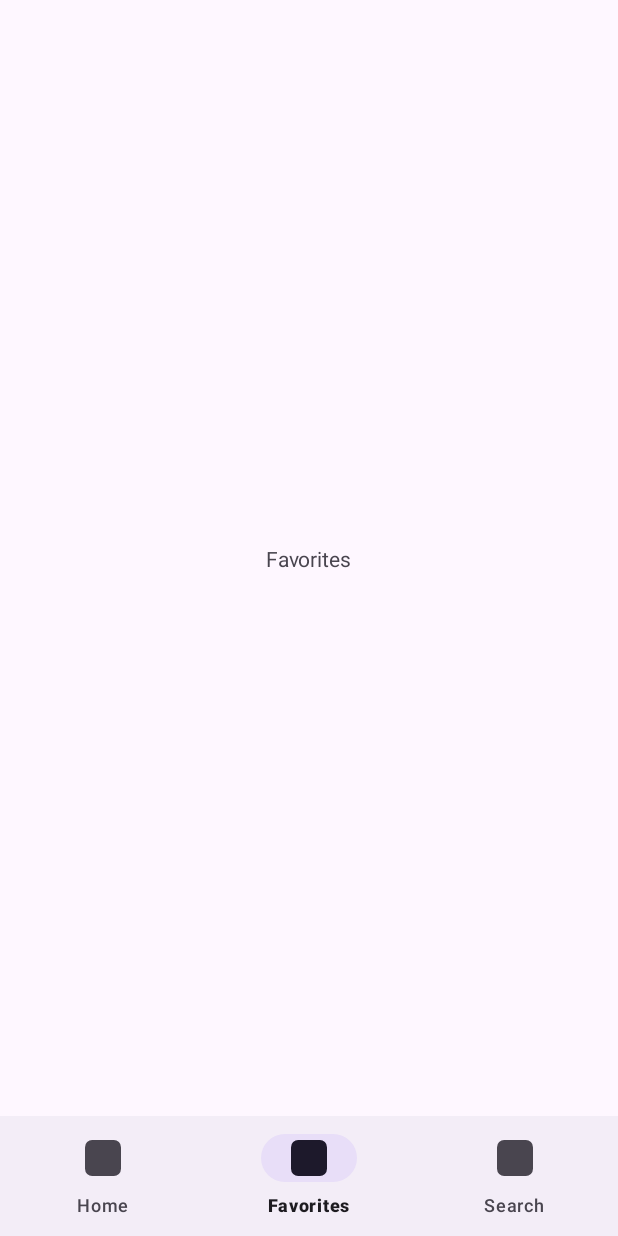
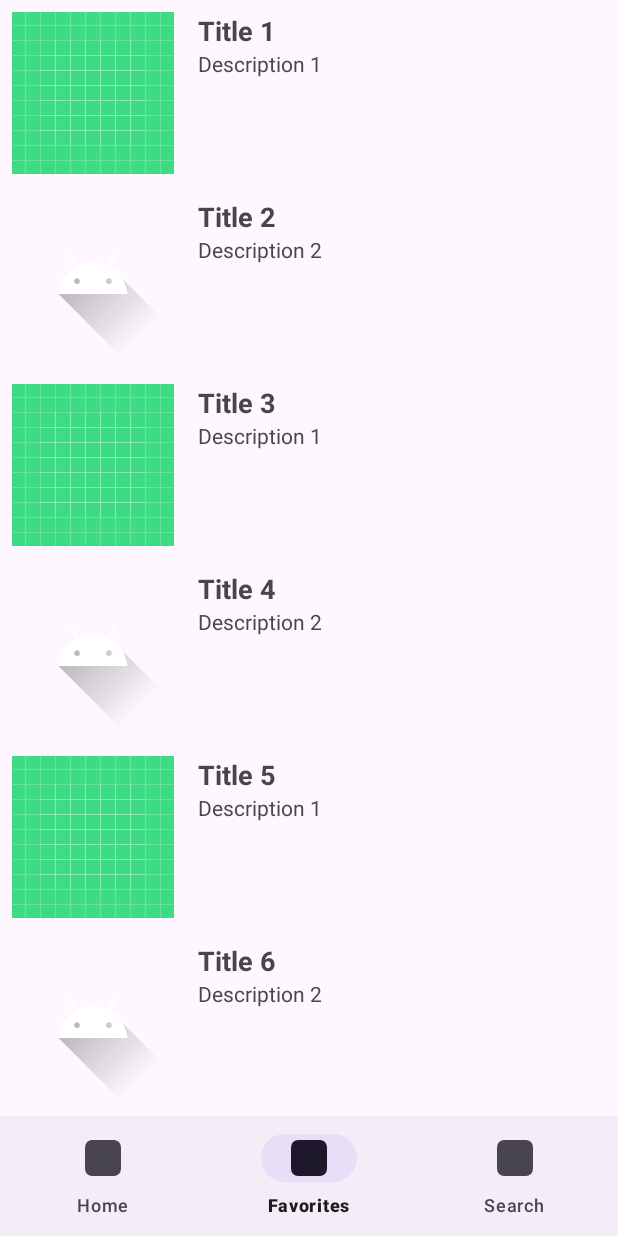
Before and after one commit to Abdo-Hammam/GoFood, an Android app: the RecipeActivity screen opened directly, with no data from a screen before it, item 2 of the bottom bar chosen, on a phone screen of 412 x 824 dp. Run offline under Robolectric (Android 15) with nearby library versions, the phone set to English and light mode, and no system bars.

Commit message:
added dummmy recycler view

```diff
--- a/app/src/main/java/com/iti/gofood/presentation/recipe/favorite/FavoritesFragment.kt
+++ b/app/src/main/java/com/iti/gofood/presentation/recipe/favorite/FavoritesFragment.kt
@@ -5,14 +5,38 @@ import androidx.fragment.app.Fragment
 import android.view.LayoutInflater
 import android.view.View
 import android.view.ViewGroup
+import androidx.recyclerview.widget.LinearLayoutManager
+import androidx.recyclerview.widget.RecyclerView
 import com.iti.gofood.R
 
 class FavoritesFragment : Fragment() {
     override fun onCreateView(
-        inflater: LayoutInflater, container: ViewGroup?,
+        inflater: LayoutInflater,
+        container: ViewGroup?,
         savedInstanceState: Bundle?
     ): View? {
         // Inflate the layout for this fragment
         return inflater.inflate(R.layout.fragment_favorites, container, false)
     }
+
+    override fun onViewCreated(view: View, savedInstanceState: Bundle?) {
+        super.onViewCreated(view, savedInstanceState)
+        val recyclerView: RecyclerView = view.findViewById(R.id.recyclerView)
+        recyclerView.layoutManager = LinearLayoutManager(requireContext())
+
+        val items = listOf(
+            Item(R.drawable.ic_launcher_background, "Title 1", "Description 1"),
+            Item(R.drawable.ic_launcher_foreground, "Title 2", "Description 2"),
+            Item(R.drawable.ic_launcher_background, "Title 3", "Description 1"),
+            Item(R.drawable.ic_launcher_foreground, "Title 4", "Description 2"),
+            Item(R.drawable.ic_launcher_background, "Title 5", "Description 1"),
+            Item(R.drawable.ic_launcher_foreground, "Title 6", "Description 2"),
+            Item(R.drawable.ic_launcher_background, "Title 7", "Description 1"),
+            Item(R.drawable.ic_launcher_foreground, "Title 8", "Description 2"),
+            Item(R.drawable.ic_launcher_background, "Title 9", "Description 1"),
+            Item(R.drawable.ic_launcher_foreground, "Title 10", "Description 2")
+            // Add more items here
+        )
+        recyclerView.adapter = ItemAdapter(items)
+    }
 }
--- /dev/null
+++ b/app/src/main/java/com/iti/gofood/presentation/recipe/favorite/ItemAdapter.kt
@@ -0,0 +1,34 @@
+package com.iti.gofood.presentation.recipe.favorite
+
+import android.view.LayoutInflater
+import android.view.View
+import android.view.ViewGroup
+import android.widget.ImageView
+import android.widget.TextView
+import androidx.recyclerview.widget.RecyclerView
+import com.iti.gofood.R
+
+data class Item(val imageResource: Int, val title: String, val description: String)
+
+class ItemAdapter(private val items: List<Item>) : RecyclerView.Adapter<ItemAdapter.ItemViewHolder>() {
+
+    override fun onCreateViewHolder(parent: ViewGroup, viewType: Int): ItemViewHolder {
+        val view = LayoutInflater.from(parent.context).inflate(R.layout.item_layout, parent, false)
+        return ItemViewHolder(view)
+    }
+
+    override fun onBindViewHolder(holder: ItemViewHolder, position: Int) {
+        val item = items[position]
+        holder.imageView.setImageResource(item.imageResource)
+        holder.titleTextView.text = item.title
+        holder.descriptionTextView.text = item.description
+    }
+
+    override fun getItemCount(): Int = items.size
+
+    class ItemViewHolder(itemView: View) : RecyclerView.ViewHolder(itemView) {
+        val imageView: ImageView = itemView.findViewById(R.id.imageView)
+        val titleTextView: TextView = itemView.findViewById(R.id.titleTextView)
+        val descriptionTextView: TextView = itemView.findViewById(R.id.descriptionTextView)
+    }
+}
--- a/app/src/main/res/layout/activity_recipe.xml
+++ b/app/src/main/res/layout/activity_recipe.xml
@@ -20,8 +20,8 @@
     <androidx.fragment.app.FragmentContainerView
         android:id="@+id/fragmentContainerView3"
         android:name="com.iti.gofood.presentation.recipe.home.HomeFragment"
-        android:layout_width="wrap_content"
-        android:layout_height="wrap_content"
+        android:layout_width="0dp"
+        android:layout_height="0dp"
         app:layout_constraintBottom_toTopOf="@+id/bottomNavigationView"
         app:layout_constraintEnd_toEndOf="parent"
         app:layout_constraintStart_toStartOf="parent"
--- a/app/src/main/res/layout/fragment_favorites.xml
+++ b/app/src/main/res/layout/fragment_favorites.xml
@@ -6,12 +6,8 @@
     tools:context=".presentation.recipe.favorite.FavoritesFragment">
 
     <androidx.recyclerview.widget.RecyclerView
+        android:id="@+id/recyclerView"
         android:layout_width="match_parent"
         android:layout_height="match_parent" />
 
-    <TextView
-        android:id="@+id/textView2"
-        android:layout_width="wrap_content"
-        android:layout_height="wrap_content"
-        android:text="Favorites" />
 </FrameLayout>
--- /dev/null
+++ b/app/src/main/res/layout/item_layout.xml
@@ -0,0 +1,36 @@
+<?xml version="1.0" encoding="utf-8"?>
+<LinearLayout xmlns:android="http://schemas.android.com/apk/res/android"
+    android:layout_width="match_parent"
+    android:layout_height="wrap_content"
+    android:orientation="horizontal"
+    android:padding="8dp">
+
+    <ImageView
+        android:id="@+id/imageView"
+        android:layout_width="wrap_content"
+        android:layout_height="wrap_content"
+        android:layout_marginEnd="16dp"
+        android:src="@drawable/ic_launcher_foreground" />
+
+    <LinearLayout
+        android:layout_width="0dp"
+        android:layout_height="wrap_content"
+        android:layout_weight="1"
+        android:orientation="vertical">
+
+        <TextView
+            android:id="@+id/titleTextView"
+            android:layout_width="wrap_content"
+            android:layout_height="wrap_content"
+            android:text="Title"
+            android:textSize="18sp"
+            android:textStyle="bold" />
+
+        <TextView
+            android:id="@+id/descriptionTextView"
+            android:layout_width="wrap_content"
+            android:layout_height="wrap_content"
+            android:text="Description"
+            android:textSize="14sp" />
+    </LinearLayout>
+</LinearLayout>
```
